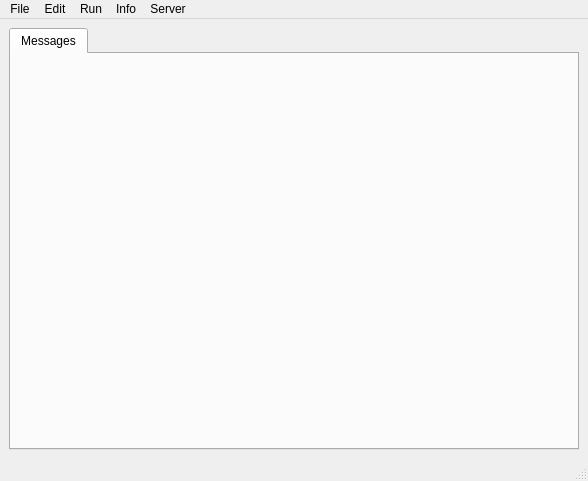
Redvin-dt/elephant-editor, file Latex-editor/mainwindow.ui: the form before one commit.
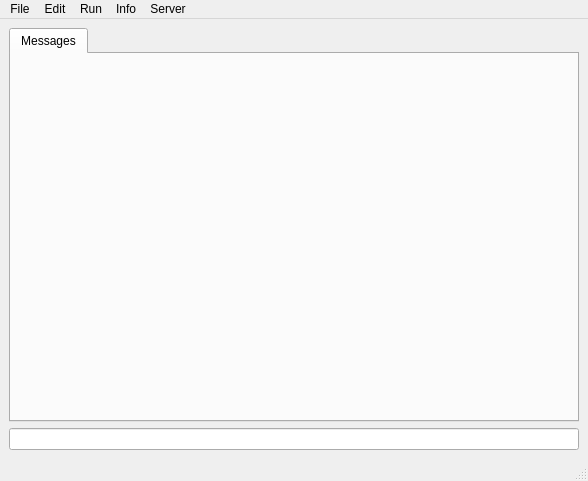
The form after the commit.

Commit message: create new doc button

Diff of the .ui file:
```diff
--- a/Latex-editor/mainwindow.ui
+++ b/Latex-editor/mainwindow.ui
@@ -32,6 +32,9 @@
       </widget>
      </widget>
     </item>
+    <item row="1" column="0">
+     <widget class="QLineEdit" name="lineEdit"/>
+    </item>
    </layout>
   </widget>
   <widget class="QMenuBar" name="menubar">
```
The commit also changes 7 other files.
